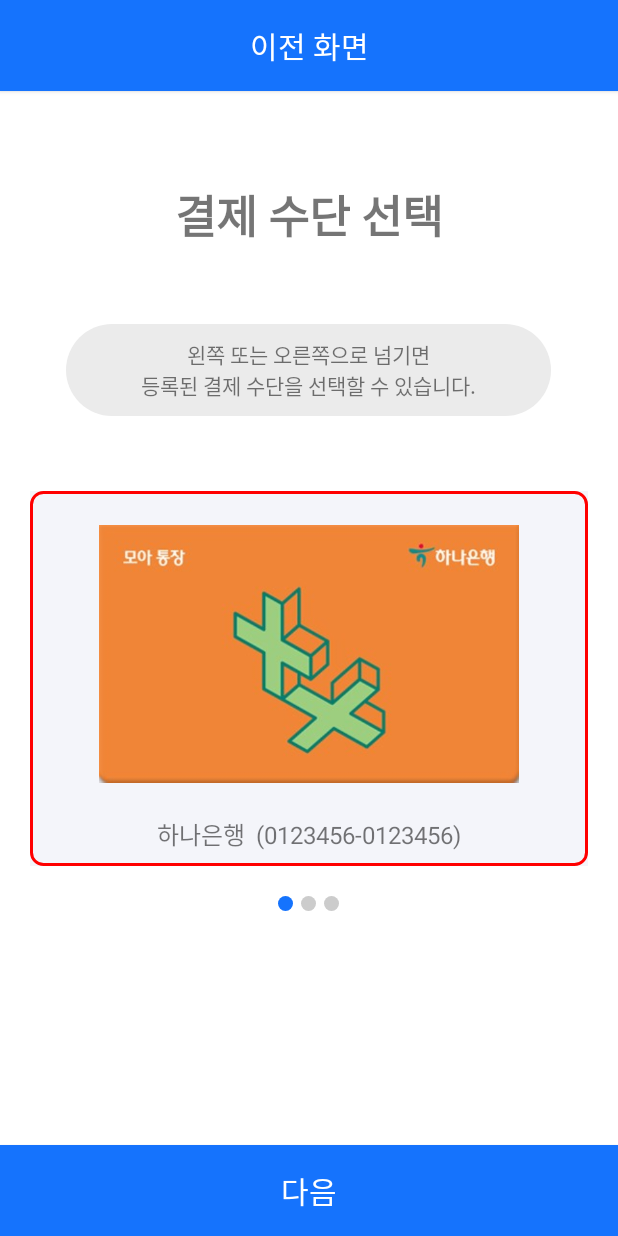
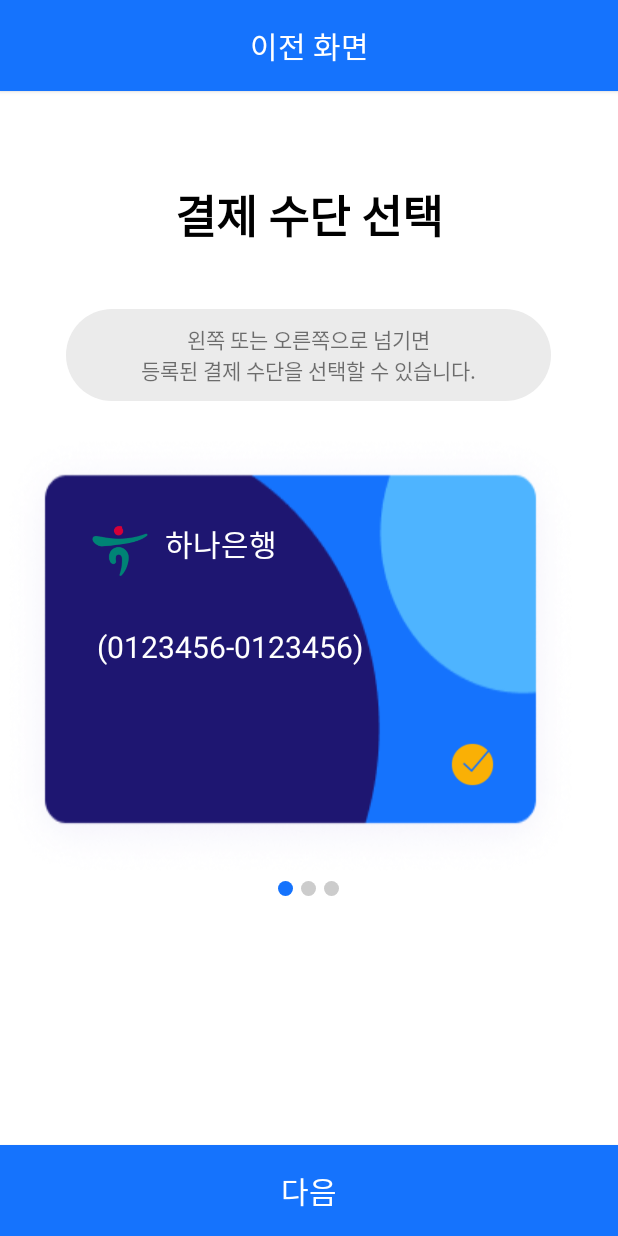
Before and after one commit to pjy2163/Frontend, an Android app: the ChoosePayMethodActivity screen opened directly, with no data from a screen before it, after a tap on "하나은행", on a phone screen of 412 x 824 dp. Run offline under Robolectric (Android 15) with nearby library versions, the phone set to English and light mode, and no system bars.

Commit message:
결제 수단 고르기UI 이미지 빼고 깔끔하게 수정

```diff
--- a/app/src/main/java/com/example/graduation/ChoosePayMethodActivity.kt
+++ b/app/src/main/java/com/example/graduation/ChoosePayMethodActivity.kt
@@ -1,12 +1,14 @@
 package com.example.graduation
 
+import PaymentMethodAdapter
 import android.content.Context
 import android.content.Intent
 import androidx.appcompat.app.AppCompatActivity
 import android.os.Bundle
 import android.speech.tts.TextToSpeech
+import android.widget.ImageView
 import android.widget.Toast
-import androidx.core.content.ContextCompat
+import androidx.recyclerview.widget.RecyclerView
 import androidx.viewpager2.widget.ViewPager2
 import com.example.graduation.databinding.ActivityChoosePayMethodBinding
 import java.util.Locale
@@ -19,6 +21,12 @@ class ChoosePayMethodActivity : AppCompatActivity(),PaymentMethodClickListener {
     lateinit var mtts: TextToSpeech
     private lateinit var binding: ActivityChoosePayMethodBinding
     private var selectedPaymentMethod: PaymentMethod? = null
+    private var paymentMethods: List<PaymentMethod> = listOf(
+        PaymentMethod(R.drawable.img_bank_hana,"하나은행", "0123456-0123456",false),
+        PaymentMethod(R.drawable.img_bank_shinhan,"신한은행", "0123456-0123456",false),
+        PaymentMethod(R.drawable.img_bank_kookmin,"국민은행", "0123456-0123456",false)
+            //필요한 리스트가 있으면 여기
+    )
 
     override fun onCreate(savedInstanceState: Bundle?) {
         super.onCreate(savedInstanceState)
@@ -38,22 +46,19 @@ override fun onCreate(savedInstanceState: Bundle?) {
             onSpeech("결제 수단 선택 화면입니다")
         }
 
-    val paymentMethods = listOf(
+/*        var paymentMethods = listOf(
             PaymentMethod(R.drawable.img_hana_bankbook, "하나은행", "0123456-0123456"),
             PaymentMethod(R.drawable.img_hana_bankbook2, "하나은행", "0123456-0123456"),
             PaymentMethod(R.drawable.img_kookmin_bankbook, "국민은행", "0123456-0123456"),
             //여기서 입력한 정보가 PayConfirmationActivity로 넘어가게 됨
 
-    )
+        )*/
 
         val adapter = PaymentMethodAdapter(paymentMethods, this)
         binding.viewPagerCard.adapter = adapter
         binding.viewPagerCard.orientation = ViewPager2.ORIENTATION_HORIZONTAL
 
-    /*
-        binding.viewPagerCard.adapter = ViewPagerAdapter(getCardList()) // Create the adapter
-        binding.viewPagerCard.orientation = ViewPager2.ORIENTATION_HORIZONTAL // Set the orientation
-    */
+
 
         binding.viewPagerCard.registerOnPageChangeCallback(object :
             ViewPager2.OnPageChangeCallback() {
@@ -87,6 +92,7 @@ override fun onCreate(savedInstanceState: Bundle?) {
                 onSpeech(binding.nextBtn.text)
             }
 
+            //선택된 통장이 있어야
             if (selectedPaymentMethod != null) {
 
                 //인증 방법 선택 화면으로 넘어가기
@@ -102,7 +108,7 @@ override fun onCreate(savedInstanceState: Bundle?) {
                 editor.apply()
 
                 //은행별로 다른 소리 출력
-            onSpeech(selectedPaymentMethod!!.bank )
+                onSpeech(selectedPaymentMethod!!.bank + "이 선택되었습니다.")
                 startActivity(intent)
 
 
@@ -115,60 +121,37 @@ override fun onCreate(savedInstanceState: Bundle?) {
 
     }
 
-/*    // Items for the ViewPager
-    private fun getCardList(): ArrayList<Int> {
-        return arrayListOf(
-            R.drawable.img_card_kookmin,
-            R.drawable.img_card_shinhan,
-            R.drawable.img_card_hana,
-            R.drawable.img_card_woori
-        )
-    }*/
+
     override fun onPaymentMethodClick(paymentMethod: PaymentMethod) {
 
         val selectedPosition = binding.viewPagerCard.currentItem
-    val selectedView = binding.viewPagerCard.getChildAt(selectedPosition)
 
-    // Check if the clicked view already has a red border
-    val hasRedBorder = selectedView?.background?.constantState?.equals(
-        ContextCompat.getDrawable(this, R.drawable.selected_payment_border)?.constantState
-    ) == true
-
-    // Clear background for all views
-    for (i in 0 until binding.viewPagerCard.childCount) {
-        val cardView = binding.viewPagerCard.getChildAt(i)
-        cardView.setBackgroundResource(0)
+        paymentMethods.mapIndexed  { index, method ->
+            method.isSelected = (index == selectedPosition && !method.isSelected)
         }
 
-    // Toggle the red border based on the current state
-    if (!hasRedBorder) {
-        selectedView?.setBackgroundResource(R.drawable.selected_payment_border)
-        selectedPaymentMethod = paymentMethod
-        binding.nextBtn.isEnabled = true
-        //다음 버튼에 파란색 넣고
-        binding.nextBtn.setBackgroundColor(this.getResources().getColor(R.color.blue));
+        selectedPaymentMethod = if (paymentMethod.isSelected) paymentMethod else null
 
+        //어댑터에게 변화 알려주기
+        binding.viewPagerCard.adapter?.notifyDataSetChanged()
 
-    } else {
-        selectedPaymentMethod = null
-        binding.nextBtn.isEnabled = false
-    }
-}
-/*    //하나은행 계좌 이미지를 누르면
-    when (paymentMethod.bank) {
-        "하나은행" -> {
-            //통장 이미지 클릭 시 처리- 인증화면으로 넘어가기
-            val intent = Intent(this, AuthWayActivity::class.java)
-            // 인텐트에 필요한 데이터를 넘겨줄 수 있음 (예: 계좌 번호 등)
-            intent.putExtra("accountNumber", paymentMethod.accountNumber)
-            startActivity(intent)
+        //통장 선택에 따라 UI 업데이트 (다음 버튼 회색->블루)
+        binding.nextBtn.isEnabled = selectedPaymentMethod != null
+        binding.nextBtn.setBackgroundColor(
+            if (selectedPaymentMethod != null)
+                this.resources.getColor(R.color.blue)
+            else
+                this.resources.getColor(R.color.grey)
+        )
+
+        //통장 이미지 누를 때마다 뭐가 눌렸는지 음성 안내
+        if (selectedPaymentMethod?.bank != null) {
+            onSpeech(selectedPaymentMethod!!.bank)
+            selectedPaymentMethod!!.isSelected=true
         }
 
 
-    }*/
-
-
-
+    }
 
     private fun onSpeech(text: CharSequence) {
         mtts.speak(text.toString(), TextToSpeech.QUEUE_FLUSH, null, null)
--- a/app/src/main/java/com/example/graduation/PayCompletedFragment.kt
+++ b/app/src/main/java/com/example/graduation/PayCompletedFragment.kt
@@ -1,6 +1,7 @@
 package com.example.graduation
 
 import android.content.Context
+import android.content.Intent
 import android.media.MediaPlayer
 import android.os.Bundle
 import android.os.Handler
@@ -51,13 +52,15 @@ class PayCompletedFragment : Fragment() {
 
         //화면 정보 읽기
         if (soundState) {
-            onSpeech("결제가 완료되었습니다. 잠시 후 메인화면으로 이동합니다.")
+            onSpeech(binding.payCompletedTv.text)
         }
 
-        //TODO:아직 안됨 5초 후 메인화면으로 이동
-        Handler(Looper.getMainLooper()).postDelayed({
-            navigateToMainActivity()
-        }, 5000)
+        binding.nextBtn.setOnClickListener {
+            if (soundState) {
+                onSpeech(binding.nextBtn.text)
+            }
+            startActivity(Intent(requireActivity(), MainActivity::class.java))
+        }
 
 
         return binding.root
@@ -66,11 +69,11 @@ class PayCompletedFragment : Fragment() {
         mtts.speak(text.toString(), TextToSpeech.QUEUE_FLUSH, null, null)
     }
 
-    private fun playSuccessSound() {
+    private fun playSuccessSound() { //결제 성공시 사운드
         mediaPlayerSuccess.start()
     }
 
-    private fun playFailureSound() {
+    private fun playFailureSound() { //결제 실패시 사운드
         mediaPlayerFailure.start()
     }
 
@@ -81,8 +84,5 @@ class PayCompletedFragment : Fragment() {
         mediaPlayerFailure.release()
     }
 
-    private fun navigateToMainActivity() {
-        val navController = findNavController()
-        navController.navigate(R.id.action_payCompletedFragment_to_mainActivity)
-    }
+
 }
--- a/app/src/main/java/com/example/graduation/PaymentMethod.kt
+++ b/app/src/main/java/com/example/graduation/PaymentMethod.kt
@@ -1,4 +1,9 @@
 package com.example.graduation
 
-//은행 계좌 이미지, 은행이름(하나은행 등), 계좌번호
-data class PaymentMethod(val imageResId: Int, val bank: String, val accountNumber: String)
+//은행 로고 이미지, 은행이름(하나은행 등), 계좌번호
+data class PaymentMethod(
+    val imageResId: Int,
+    val bank: String,
+    val accountNumber: String,
+    var isSelected: Boolean = false
+)
--- a/app/src/main/java/com/example/graduation/PaymentMethodAdapter.kt
+++ b/app/src/main/java/com/example/graduation/PaymentMethodAdapter.kt
@@ -1,62 +1,55 @@
-package com.example.graduation
-
-
 import android.view.LayoutInflater
 import android.view.View
 import android.view.ViewGroup
 import android.widget.ImageView
 import android.widget.TextView
 import androidx.recyclerview.widget.RecyclerView
-
+import com.example.graduation.PaymentMethod
+import com.example.graduation.PaymentMethodClickListener
+import com.example.graduation.R
 
 class PaymentMethodAdapter(
     private val paymentMethods: List<PaymentMethod>,
     private val clickListener: PaymentMethodClickListener
-) : RecyclerView.Adapter<PaymentMethodAdapter.ViewHolder>() {
+) : RecyclerView.Adapter<PaymentMethodAdapter.PaymentMethodViewHolder>() {
 
-    private var selectedPosition: Int = RecyclerView.NO_POSITION
-
-    inner class ViewHolder(itemView: View) : RecyclerView.ViewHolder(itemView) {
-        val imageView: ImageView = itemView.findViewById(R.id.bank_account_iv)
+    inner class PaymentMethodViewHolder(itemView: View) : RecyclerView.ViewHolder(itemView) {
+        val imageView: ImageView = itemView.findViewById(R.id.bank_logo_iv)
         val textView: TextView = itemView.findViewById(R.id.bank_name_tv)
         val bankbookNumber: TextView = itemView.findViewById(R.id.account_number_tv)
+        val checkImg: ImageView = itemView.findViewById(R.id.selected_check_iv)
 
         init {
             itemView.setOnClickListener {
                 val position = adapterPosition
                 if (position != RecyclerView.NO_POSITION) {
-
-                    if (selectedPosition != position) {
-                        //이미 선택되어있던 아이템이 있으면 해제
-                        notifyItemChanged(selectedPosition)
-
-                        // 클릭된 아이템 선택
-                        selectedPosition = position
-                        notifyItemChanged(position)
-
-
-                        val paymentMethod = paymentMethods[position]
-                        clickListener.onPaymentMethodClick(paymentMethod)
-                    }
+                    clickListener.onPaymentMethodClick(paymentMethods[position])
                 }
             }
         }
+
+        fun bind(paymentMethod: PaymentMethod) {
+            imageView.setImageResource(paymentMethod.imageResId)
+            textView.text = paymentMethod.bank
+            bankbookNumber.text = " (${paymentMethod.accountNumber})"
+
+            //카드 선택 유무에 따라 체크 표시 색깔 변경 (회색->노랑->회색)
+            checkImg.setImageResource(
+                if (paymentMethod.isSelected) R.drawable.img_check_yellow
+                else R.drawable.img_check_grey
+            )
+        }
     }
 
-    override fun onCreateViewHolder(parent: ViewGroup, viewType: Int): ViewHolder {
+    override fun onCreateViewHolder(parent: ViewGroup, viewType: Int): PaymentMethodViewHolder {
         val view = LayoutInflater.from(parent.context)
             .inflate(R.layout.item_payment_method, parent, false)
-        return ViewHolder(view)
+        return PaymentMethodViewHolder(view)
     }
 
-    override fun onBindViewHolder(holder: ViewHolder, position: Int) {
+    override fun onBindViewHolder(holder: PaymentMethodViewHolder, position: Int) {
         val paymentMethod = paymentMethods[position]
-        holder.imageView.setImageResource(paymentMethod.imageResId)
-        holder.textView.text = paymentMethod.bank
-        holder.bankbookNumber.text=" ("+paymentMethod.accountNumber+")"
-
-        //선택된 아이템 하이라이트
-        holder.itemView.isSelected = selectedPosition == position
+        holder.bind(paymentMethod)
     }
 
     override fun getItemCount(): Int = paymentMethods.size
--- a/app/src/main/java/com/example/graduation/PaymentMethodClickListener.kt
+++ b/app/src/main/java/com/example/graduation/PaymentMethodClickListener.kt
@@ -1,4 +1,6 @@
 package com.example.graduation
+
+import PaymentMethodAdapter
 
 interface PaymentMethodClickListener {
     fun onPaymentMethodClick(paymentMethod: PaymentMethod)
--- a/app/src/main/res/layout/activity_choose_pay_method.xml
+++ b/app/src/main/res/layout/activity_choose_pay_method.xml
@@ -31,14 +31,15 @@
         android:text="결제 수단 선택"
         android:layout_margin="20dp"
         android:textSize="@dimen/title"
-            android:textStyle="bold" />
+        android:textStyle="bold"
+        android:textColor="@color/black"/>
 
     <TextView
         android:id="@+id/password_notice_text"
         android:layout_width="wrap_content"
         android:layout_height="wrap_content"
         android:layout_gravity="center"
-            android:layout_margin="30dp"
+        android:layout_margin="20dp"
         android:background="@drawable/grey_notice"
         android:gravity="center"
         android:paddingLeft="50dp"
@@ -48,16 +49,11 @@
         android:text="왼쪽 또는 오른쪽으로 넘기면\n등록된 결제 수단을 선택할 수 있습니다." />
 
     <!--결제할 카드가 표시될 뷰페이저-->
-
-
     <androidx.viewpager2.widget.ViewPager2
         android:id="@+id/viewPager_card"
         android:layout_width="match_parent"
-        android:layout_height="250dp"
-        android:layout_margin="20dp"
-        android:background="@color/background_grey"
-        app:layout_constraintEnd_toEndOf="parent"
-        app:layout_constraintStart_toStartOf="parent" />
+        android:layout_height="300dp"/>
+
 
     <androidx.constraintlayout.widget.ConstraintLayout
         android:id="@+id/constraintLayout2"
--- a/app/src/main/res/layout/fragment_pay_completed.xml
+++ b/app/src/main/res/layout/fragment_pay_completed.xml
@@ -18,19 +18,31 @@
 
     <ImageView
         android:id="@+id/imageView4"
-        android:layout_width="130dp"
-        android:layout_height="179dp"
-        android:src="@drawable/ic_check"
-        android:layout_gravity="center"/>
+        android:layout_width="250dp"
+        android:layout_height="250dp"
+        android:src="@drawable/img_completed"/>
 
     <TextView
         android:id="@+id/pay_completed_tv"
-        android:layout_width="wrap_content"
+        android:layout_width="match_parent"
         android:layout_height="wrap_content"
-        android:text="결제가 완료되었습니다.\n잠시 후 메인화면으로 이동합니다."
         android:gravity="center"
-        android:textSize="20sp"
-        />
+        android:text="결제가 완료되었습니다.\n\n화면 하단의 버튼을 누르면\n메인화면으로 돌아갑니다."
+        android:textSize="20sp" />
 </LinearLayout>
+    <Space
+        android:layout_width="match_parent"
+        android:layout_height="0dp"
+        android:layout_weight="1"/>
 
+    <android.widget.Button
+        android:id="@+id/next_btn"
+        android:layout_width="match_parent"
+        android:layout_height="wrap_content"
+        android:layout_gravity="bottom"
+        android:background="@drawable/rectangle_style"
+        android:padding="15dp"
+        android:text="메인 화면으로 돌아가기"
+        android:textColor="@color/white"
+        android:textSize="20sp" />
 </FrameLayout>
--- a/app/src/main/res/layout/fragment_register_completed.xml
+++ b/app/src/main/res/layout/fragment_register_completed.xml
@@ -17,9 +17,9 @@
 
             <ImageView
                 android:id="@+id/imageView4"
-                android:layout_width="130dp"
-                android:layout_height="179dp"
-                android:src="@drawable/ic_check"
+                android:layout_width="250dp"
+                android:layout_height="250dp"
+                android:src="@drawable/img_completed"
                 android:layout_gravity="center"/>
 
             <TextView
--- a/app/src/main/res/layout/item_payment_method.xml
+++ b/app/src/main/res/layout/item_payment_method.xml
@@ -1,38 +1,66 @@
 <LinearLayout
     xmlns:android="http://schemas.android.com/apk/res/android"
+    xmlns:app="http://schemas.android.com/apk/res-auto"
     android:layout_width="match_parent"
     android:layout_height="match_parent"
-    android:orientation="vertical"
-    android:gravity="center">
+    android:orientation="vertical">
 
-    <ImageView
-        android:id="@+id/bank_account_iv"
-        android:layout_width="280dp"
-        android:layout_height="200dp"
-        android:src="@drawable/btn_enter_navy"
-        android:scaleType="fitCenter"/>
+    <LinearLayout
+        android:layout_width="wrap_content"
+        android:layout_height="300dp"
+        android:background="@drawable/img_bankbook_background"
+        android:orientation="vertical">
 
 <LinearLayout
     android:layout_width="wrap_content"
     android:layout_height="wrap_content"
-        android:orientation="horizontal">
+    android:orientation="horizontal"
+    >
+
+
+        <ImageView
+            android:id="@+id/bank_logo_iv"
+            android:layout_width="40dp"
+            android:layout_height="40dp"
+            android:layout_marginTop="60dp"
+            android:layout_marginLeft="60dp"
+            android:layout_marginRight="10dp"
+            app:srcCompat="@drawable/img_bank_kookmin" />
 
         <TextView
             android:id="@+id/bank_name_tv"
             android:layout_width="wrap_content"
             android:layout_height="wrap_content"
             android:text="00은행 계좌"
-        android:textSize="16sp"
-        android:layout_marginRight="3dp"
-        android:layout_marginTop="8dp"/>
+            android:layout_marginTop="60dp"
+            android:textColor="@color/white"
+            android:textSize="20sp"/>
+</LinearLayout>
 
+    <LinearLayout
+        android:layout_width="wrap_content"
+        android:layout_height="wrap_content"
+        android:orientation="horizontal"
+        android:layout_marginTop="30dp">
     <TextView
         android:id="@+id/account_number_tv"
         android:layout_width="wrap_content"
         android:layout_height="wrap_content"
-        android:text="(0123-45**)"
-        android:textSize="16sp"
-        android:layout_marginTop="8dp"/>
+        android:layout_marginLeft="60dp"
+        android:text="012-345-678-910"
+        android:textColor="@color/white"
+        android:layout_gravity="center"
+        android:textSize="20sp" />
+
+
+</LinearLayout>
+        <ImageView
+            android:id="@+id/selected_check_iv"
+            android:layout_width="30dp"
+            android:layout_height="30dp"
+            android:layout_marginLeft="300dp"
+            android:layout_marginTop="50dp"
+            app:srcCompat="@drawable/img_check_grey" />
 
     </LinearLayout>
 </LinearLayout>
```
Also changed, not shown: app/src/main/res/drawable/img_bankbook_background.png (added), app/src/main/res/drawable/img_check_grey.png (added), app/src/main/res/drawable/img_check_yellow.png (added), app/src/main/res/drawable/img_completed.png (added), app/src/main/res/drawable/img_shinhan_bankbook.png (added). Lines whose indentation alone changed are shown as unchanged.
